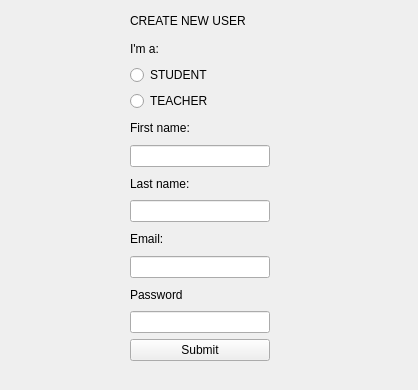
casalete/ErasmusIo, file newstudent.ui: the form before one commit.
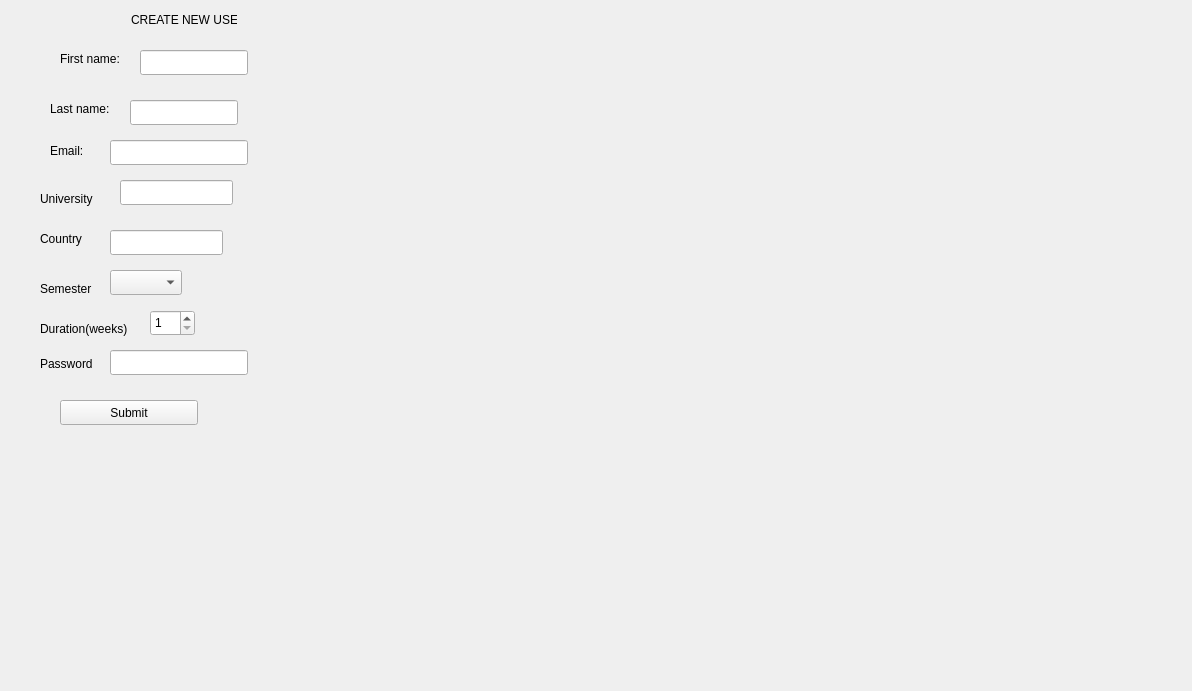
The form after the commit.

What changed in the file:
```diff
--- a/newstudent.ui
+++ b/newstudent.ui
@@ -6,99 +6,231 @@
    <rect>
     <x>0</x>
     <y>0</y>
-    <width>418</width>
-    <height>390</height>
+    <width>1192</width>
+    <height>691</height>
    </rect>
   </property>
   <property name="windowTitle">
    <string>Form</string>
   </property>
-  <widget class="QWidget" name="layoutWidget">
+  <widget class="QPushButton" name="submitButton">
+   <property name="geometry">
+    <rect>
+     <x>60</x>
+     <y>400</y>
+     <width>138</width>
+     <height>25</height>
+    </rect>
+   </property>
+   <property name="text">
+    <string>Submit</string>
+   </property>
+  </widget>
+  <widget class="QLineEdit" name="lineEdit_password">
+   <property name="geometry">
+    <rect>
+     <x>110</x>
+     <y>350</y>
+     <width>138</width>
+     <height>25</height>
+    </rect>
+   </property>
+   <property name="echoMode">
+    <enum>QLineEdit::Password</enum>
+   </property>
+  </widget>
+  <widget class="QLabel" name="label_6">
+   <property name="geometry">
+    <rect>
+     <x>40</x>
+     <y>350</y>
+     <width>61</width>
+     <height>28</height>
+    </rect>
+   </property>
+   <property name="text">
+    <string>Password</string>
+   </property>
+  </widget>
+  <widget class="QLineEdit" name="lineEdit_email">
+   <property name="geometry">
+    <rect>
+     <x>110</x>
+     <y>140</y>
+     <width>138</width>
+     <height>25</height>
+    </rect>
+   </property>
+  </widget>
+  <widget class="QLabel" name="label_5">
+   <property name="geometry">
+    <rect>
+     <x>50</x>
+     <y>130</y>
+     <width>41</width>
+     <height>41</height>
+    </rect>
+   </property>
+   <property name="text">
+    <string>Email:</string>
+   </property>
+  </widget>
+  <widget class="QLabel" name="label_2">
+   <property name="geometry">
+    <rect>
+     <x>40</x>
+     <y>190</y>
+     <width>61</width>
+     <height>17</height>
+    </rect>
+   </property>
+   <property name="text">
+    <string>University</string>
+   </property>
+  </widget>
+  <widget class="QLabel" name="label_7">
+   <property name="geometry">
+    <rect>
+     <x>40</x>
+     <y>230</y>
+     <width>54</width>
+     <height>17</height>
+    </rect>
+   </property>
+   <property name="text">
+    <string>Country</string>
+   </property>
+  </widget>
+  <widget class="QLineEdit" name="lineEdit_university">
+   <property name="geometry">
+    <rect>
+     <x>120</x>
+     <y>180</y>
+     <width>113</width>
+     <height>25</height>
+    </rect>
+   </property>
+  </widget>
+  <widget class="QLineEdit" name="lineEdit_country">
+   <property name="geometry">
+    <rect>
+     <x>110</x>
+     <y>230</y>
+     <width>113</width>
+     <height>25</height>
+    </rect>
+   </property>
+  </widget>
+  <widget class="QLabel" name="label_8">
+   <property name="geometry">
+    <rect>
+     <x>40</x>
+     <y>280</y>
+     <width>54</width>
+     <height>17</height>
+    </rect>
+   </property>
+   <property name="text">
+    <string>Semester</string>
+   </property>
+  </widget>
+  <widget class="QComboBox" name="comboBox_semester">
+   <property name="geometry">
+    <rect>
+     <x>110</x>
+     <y>270</y>
+     <width>72</width>
+     <height>25</height>
+    </rect>
+   </property>
+  </widget>
+  <widget class="QLabel" name="label_9">
+   <property name="geometry">
+    <rect>
+     <x>40</x>
+     <y>320</y>
+     <width>101</width>
+     <height>17</height>
+    </rect>
+   </property>
+   <property name="text">
+    <string>Duration(weeks)</string>
+   </property>
+  </widget>
+  <widget class="QSpinBox" name="spinBox_duration">
+   <property name="geometry">
+    <rect>
+     <x>150</x>
+     <y>310</y>
+     <width>45</width>
+     <height>26</height>
+    </rect>
+   </property>
+   <property name="minimum">
+    <number>1</number>
+   </property>
+   <property name="maximum">
+    <number>30</number>
+   </property>
+  </widget>
+  <widget class="QLabel" name="label_4">
+   <property name="geometry">
+    <rect>
+     <x>50</x>
+     <y>100</y>
+     <width>62</width>
+     <height>17</height>
+    </rect>
+   </property>
+   <property name="text">
+    <string>Last name:</string>
+   </property>
+  </widget>
+  <widget class="QLineEdit" name="lineEdit_lastName">
    <property name="geometry">
     <rect>
      <x>130</x>
-     <y>10</y>
-     <width>140</width>
-     <height>351</height>
+     <y>100</y>
+     <width>108</width>
+     <height>25</height>
     </rect>
    </property>
-   <layout class="QVBoxLayout" name="verticalLayout">
-    <item>
-     <widget class="QLabel" name="label">
-      <property name="text">
-       <string>CREATE NEW USER</string>
-      </property>
-     </widget>
-    </item>
-    <item>
-     <widget class="QLabel" name="label_2">
-      <property name="text">
-       <string>I'm a:</string>
-      </property>
-     </widget>
-    </item>
-    <item>
-     <widget class="QRadioButton" name="studentRadioButton">
-      <property name="text">
-       <string>STUDENT</string>
-      </property>
-     </widget>
-    </item>
-    <item>
-     <widget class="QRadioButton" name="teacherRadioButton">
-      <property name="text">
-       <string>TEACHER</string>
-      </property>
-     </widget>
-    </item>
-    <item>
-     <widget class="QLabel" name="label_3">
-      <property name="text">
-       <string>First name:</string>
-      </property>
-     </widget>
-    </item>
-    <item>
-     <widget class="QLineEdit" name="lineEdit_firstName"/>
-    </item>
-    <item>
-     <widget class="QLabel" name="label_4">
-      <property name="text">
-       <string>Last name:</string>
-      </property>
-     </widget>
-    </item>
-    <item>
-     <widget class="QLineEdit" name="lineEdit_lastName"/>
-    </item>
-    <item>
-     <widget class="QLabel" name="label_5">
-      <property name="text">
-       <string>Email:</string>
-      </property>
-     </widget>
-    </item>
-    <item>
-     <widget class="QLineEdit" name="lineEdit_email"/>
-    </item>
-    <item>
-     <widget class="QLabel" name="label_6">
-      <property name="text">
-       <string>Password</string>
-      </property>
-     </widget>
-    </item>
-    <item>
-     <widget class="QLineEdit" name="lineEdit_password"/>
-    </item>
-    <item>
-     <widget class="QPushButton" name="submitButton">
-      <property name="text">
-       <string>Submit</string>
-      </property>
-     </widget>
-    </item>
-   </layout>
+  </widget>
+  <widget class="QLabel" name="label_3">
+   <property name="geometry">
+    <rect>
+     <x>60</x>
+     <y>50</y>
+     <width>63</width>
+     <height>17</height>
+    </rect>
+   </property>
+   <property name="text">
+    <string>First name:</string>
+   </property>
+  </widget>
+  <widget class="QLineEdit" name="lineEdit_firstName">
+   <property name="geometry">
+    <rect>
+     <x>140</x>
+     <y>50</y>
+     <width>108</width>
+     <height>25</height>
+    </rect>
+   </property>
+  </widget>
+  <widget class="QLabel" name="label">
+   <property name="geometry">
+    <rect>
+     <x>131</x>
+     <y>11</y>
+     <width>106</width>
+     <height>17</height>
+    </rect>
+   </property>
+   <property name="text">
+    <string>CREATE NEW USER</string>
+   </property>
   </widget>
  </widget>
  <resources/>
```
